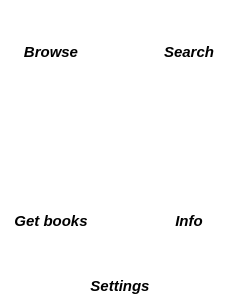
The window that android-exp/mobileapp.ui (MosheWagner/Orayta-QT) describes before a commit, drawn with Qt 5.
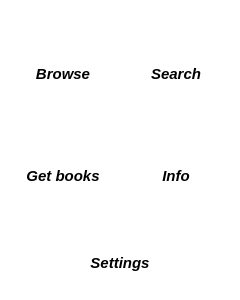
The same window after the commit. The open tabs and pages were chosen to show the change. Icons and pictures are not drawn.

What changed in the file:
```diff
--- a/android-exp/mobileapp.ui
+++ b/android-exp/mobileapp.ui
@@ -186,6 +186,9 @@
        </property>
        <item>
         <layout class="QGridLayout" name="gridLayout">
+         <property name="sizeConstraint">
+          <enum>QLayout::SetMinimumSize</enum>
+         </property>
          <property name="verticalSpacing">
           <number>2</number>
          </property>
@@ -194,6 +197,9 @@
          </property>
          <item row="0" column="0">
           <layout class="QHBoxLayout" name="horizontalLayout">
+           <property name="sizeConstraint">
+            <enum>QLayout::SetMinimumSize</enum>
+           </property>
            <item>
             <widget class="QToolButton" name="openBTN">
              <property name="sizePolicy">
@@ -216,7 +222,6 @@
              </property>
              <property name="font">
               <font>
-               <family>Arial</family>
                <pointsize>11</pointsize>
                <weight>75</weight>
                <italic>true</italic>
@@ -252,8 +257,11 @@
            </item>
           </layout>
          </item>
-         <item row="0" column="2">
+         <item row="0" column="1">
           <layout class="QHBoxLayout" name="horizontalLayout_11">
+           <property name="sizeConstraint">
+            <enum>QLayout::SetMinimumSize</enum>
+           </property>
            <item>
             <widget class="QToolButton" name="searchBTN">
              <property name="sizePolicy">
@@ -276,7 +284,6 @@
              </property>
              <property name="font">
               <font>
-               <family>Arial</family>
                <pointsize>11</pointsize>
                <weight>75</weight>
                <italic>true</italic>
@@ -309,8 +316,11 @@
            </item>
           </layout>
          </item>
-         <item row="2" column="2">
+         <item row="1" column="1">
           <layout class="QHBoxLayout" name="horizontalLayout_13">
+           <property name="sizeConstraint">
+            <enum>QLayout::SetMinimumSize</enum>
+           </property>
            <item>
             <widget class="QToolButton" name="aboutBTN">
              <property name="sizePolicy">
@@ -333,7 +343,6 @@
              </property>
              <property name="font">
               <font>
-               <family>Arial</family>
                <pointsize>11</pointsize>
                <weight>75</weight>
                <italic>true</italic>
@@ -366,8 +375,11 @@
            </item>
           </layout>
          </item>
-         <item row="2" column="0">
+         <item row="1" column="0">
           <layout class="QHBoxLayout" name="horizontalLayout_12">
+           <property name="sizeConstraint">
+            <enum>QLayout::SetMinimumSize</enum>
+           </property>
            <item>
             <widget class="QToolButton" name="getbooksBTN">
              <property name="sizePolicy">
@@ -390,7 +402,6 @@
              </property>
              <property name="font">
               <font>
-               <family>Arial</family>
                <pointsize>11</pointsize>
                <weight>75</weight>
                <italic>true</italic>
@@ -423,32 +434,6 @@
            </item>
           </layout>
          </item>
-         <item row="1" column="0">
-          <spacer name="verticalSpacer_9">
-           <property name="orientation">
-            <enum>Qt::Vertical</enum>
-           </property>
-           <property name="sizeHint" stdset="0">
-            <size>
-             <width>20</width>
-             <height>0</height>
-            </size>
-           </property>
-          </spacer>
-         </item>
-         <item row="0" column="1">
-          <spacer name="horizontalSpacer">
-           <property name="orientation">
-            <enum>Qt::Horizontal</enum>
-           </property>
-           <property name="sizeHint" stdset="0">
-            <size>
-             <width>0</width>
-             <height>0</height>
-            </size>
-           </property>
-          </spacer>
-         </item>
         </layout>
        </item>
        <item>
@@ -478,7 +463,6 @@
            </property>
            <property name="font">
             <font>
-             <family>Arial</family>
              <pointsize>11</pointsize>
              <weight>75</weight>
              <italic>true</italic>
```
Left out of the diff: 109 changed lines with no effect on the pictures.
